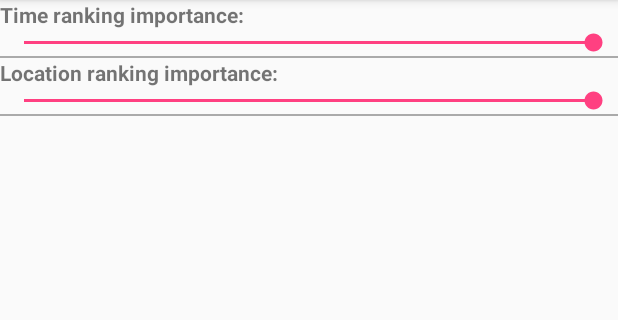
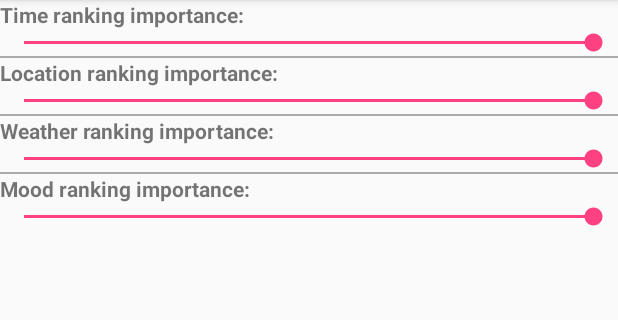
Before and after one commit to mamysa/LifeSoundtrack, an Android app: the SettingsActivity screen opened directly, with no data from a screen before it, on a phone screen of 412 x 824 dp, the part 84-404 px from its top. Run offline under Robolectric (Android 15) with nearby library versions, the phone set to English and light mode, and no system bars.

Commit message:
more settings and hooking values into ranking

```diff
--- a/app/src/main/java/ch/usi/inf/gabrialex/datastructures/RankWeightPreferences.java
+++ b/app/src/main/java/ch/usi/inf/gabrialex/datastructures/RankWeightPreferences.java
@@ -22,6 +22,7 @@ public class RankWeightPreferences {
     public static double IMPORTANCE_TIME = 1.0;
     public static double IMPORTANCE_LOCATION = 1.0;
     public static double IMPORTANCE_WEATHER = 1.0;
+    public static double IMPORTANCE_MOOD = 1.0;
 
     private static final String WEIGHT_PREFS_FILENAME = "weight_prefs.txt";
 
@@ -33,6 +34,7 @@ public class RankWeightPreferences {
             IMPORTANCE_TIME = Double.parseDouble(reader.readLine().trim());
             IMPORTANCE_LOCATION = Double.parseDouble(reader.readLine().trim());
             IMPORTANCE_WEATHER = Double.parseDouble(reader.readLine().trim());
+            IMPORTANCE_MOOD = Double.parseDouble(reader.readLine().trim());
             reader.close();
         }
         catch (FileNotFoundException ex) {
@@ -51,6 +53,7 @@ public class RankWeightPreferences {
             fileWriter.write(IMPORTANCE_TIME + "\n");
             fileWriter.write(IMPORTANCE_LOCATION + "\n");
             fileWriter.write(IMPORTANCE_WEATHER + "\n");
+            fileWriter.write(IMPORTANCE_MOOD + "\n");
             fileWriter.close();
         }
         catch (IOException ex) {
--- a/app/src/main/java/ch/usi/inf/gabrialex/musicplayer2/SettingsActivity.java
+++ b/app/src/main/java/ch/usi/inf/gabrialex/musicplayer2/SettingsActivity.java
@@ -37,8 +37,16 @@ public class SettingsActivity extends AppCompatActivity {
         SeekBar importanceLocation = (SeekBar) findViewById(R.id.location_ranking_importance);
         importanceLocation.setOnSeekBarChangeListener(seekbarListener);
 
+        SeekBar importanceWeather = (SeekBar) findViewById(R.id.weather_ranking_importance);
+        importanceWeather.setOnSeekBarChangeListener(seekbarListener);
+
+        SeekBar importanceMood = (SeekBar) findViewById(R.id.mood_ranking_importance);
+        importanceMood.setOnSeekBarChangeListener(seekbarListener);
+
         this.doubleToSeekbar(importanceTime, RankWeightPreferences.IMPORTANCE_TIME, RankWeightPreferences.IMPORTANCE_MIN, RankWeightPreferences.IMPORTANCE_MAX);
         this.doubleToSeekbar(importanceLocation, RankWeightPreferences.IMPORTANCE_LOCATION, RankWeightPreferences.IMPORTANCE_MIN, RankWeightPreferences.IMPORTANCE_MAX);
+        this.doubleToSeekbar(importanceWeather, RankWeightPreferences.IMPORTANCE_WEATHER, RankWeightPreferences.IMPORTANCE_MIN, RankWeightPreferences.IMPORTANCE_MAX);
+        this.doubleToSeekbar(importanceMood, RankWeightPreferences.IMPORTANCE_MOOD, RankWeightPreferences.IMPORTANCE_MIN, RankWeightPreferences.IMPORTANCE_MAX);
     }
 
     /**
@@ -51,10 +59,13 @@ public class SettingsActivity extends AppCompatActivity {
         if (settingsChanged) {
             SeekBar importanceTime = (SeekBar)findViewById(R.id.time_ranking_importance);
             SeekBar importanceLocation = (SeekBar) findViewById(R.id.location_ranking_importance);
+            SeekBar importanceWeather = (SeekBar) findViewById(R.id.weather_ranking_importance);
+            SeekBar importanceMood = (SeekBar) findViewById(R.id.mood_ranking_importance);
 
             RankWeightPreferences.IMPORTANCE_TIME = this.seekbarToDouble(importanceTime, RankWeightPreferences.IMPORTANCE_MIN, RankWeightPreferences.IMPORTANCE_MAX);
             RankWeightPreferences.IMPORTANCE_LOCATION = this.seekbarToDouble(importanceLocation, RankWeightPreferences.IMPORTANCE_MIN, RankWeightPreferences.IMPORTANCE_MAX);
-
+            RankWeightPreferences.IMPORTANCE_WEATHER = this.seekbarToDouble(importanceWeather, RankWeightPreferences.IMPORTANCE_MIN, RankWeightPreferences.IMPORTANCE_MAX);
+            RankWeightPreferences.IMPORTANCE_MOOD = this.seekbarToDouble(importanceMood, RankWeightPreferences.IMPORTANCE_MIN, RankWeightPreferences.IMPORTANCE_MAX);
 
             RankWeightPreferences.writePreferences(this);
         }
--- a/app/src/main/res/layout/activity_options.xml
+++ b/app/src/main/res/layout/activity_options.xml
@@ -30,9 +30,37 @@
         android:id="@+id/location_ranking_importance"
         android:layout_width="fill_parent"
         android:layout_height="wrap_content" />
+
     <View
         android:layout_width="match_parent"
         android:layout_height="1dp"
         android:background="@android:color/darker_gray"/>
 
+    <TextView
+        android:text="Weather ranking importance:"
+        android:textStyle="bold"
+        android:layout_width="fill_parent"
+        android:layout_height="wrap_content" />
+
+    <SeekBar
+        android:id="@+id/weather_ranking_importance"
+        android:layout_width="fill_parent"
+        android:layout_height="wrap_content" />
+
+    <View
+        android:layout_width="match_parent"
+        android:layout_height="1dp"
+        android:background="@android:color/darker_gray"/>
+
+    <TextView
+        android:text="Mood ranking importance:"
+        android:textStyle="bold"
+        android:layout_width="fill_parent"
+        android:layout_height="wrap_content" />
+
+    <SeekBar
+        android:id="@+id/mood_ranking_importance"
+        android:layout_width="fill_parent"
+        android:layout_height="wrap_content" />
+
 </LinearLayout>
```
Also changed, not shown: app/src/main/java/ch/usi/inf/gabrialex/service/PlaylistRankingTask.java (+10 -5 lines).
